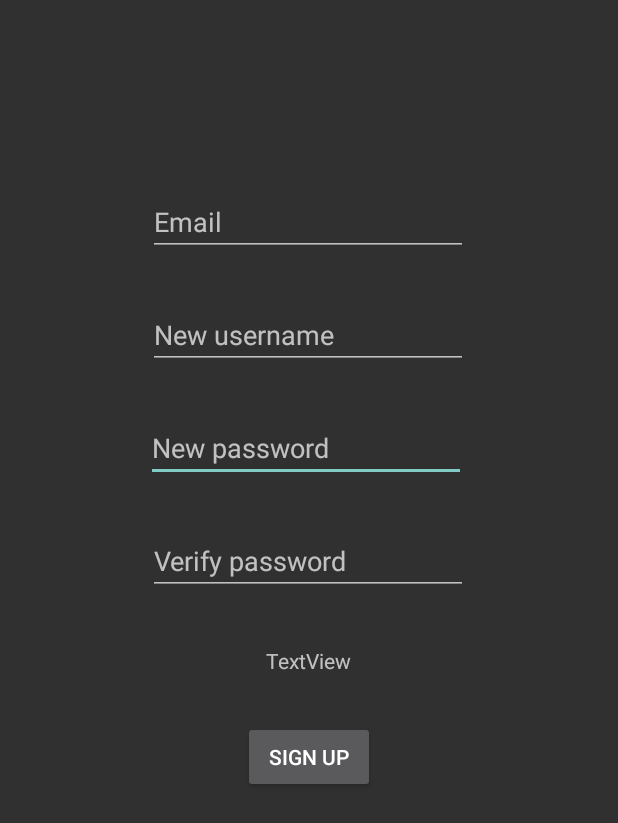
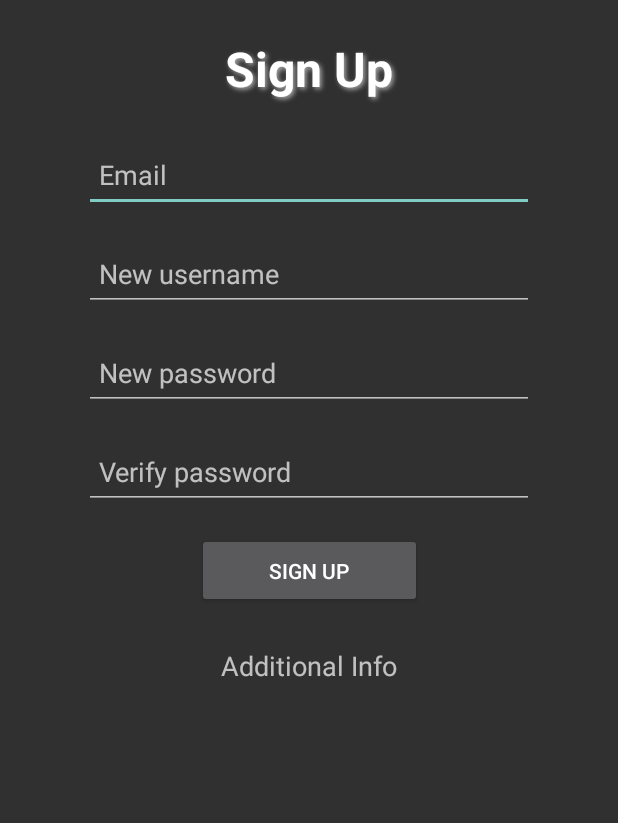
Before and after one commit to yardenfadel/SchoolProject-LudoTime, an Android app: the layout signup.xml on its own in the app's theme, with its tools: preview values and no code run, on a phone screen of 412 x 824 dp. Shown: the top 823 px of the screen. Run offline under Robolectric (Android 15) with nearby library versions, the light colour scheme and no system bars.

Commit message:
made login and signup look better

```diff
--- a/app/src/main/res/layout/signup.xml
+++ b/app/src/main/res/layout/signup.xml
@@ -1,75 +1,114 @@
 <?xml version="1.0" encoding="utf-8"?>
-<androidx.constraintlayout.widget.ConstraintLayout xmlns:android="http://schemas.android.com/apk/res/android"
+<androidx.constraintlayout.widget.ConstraintLayout
+    xmlns:android="http://schemas.android.com/apk/res/android"
     xmlns:app="http://schemas.android.com/apk/res-auto"
     xmlns:tools="http://schemas.android.com/tools"
     android:layout_width="match_parent"
-    android:layout_height="match_parent">
+    android:layout_height="match_parent"
+    android:padding="16dp"
+    tools:context=".SignUpActivity">
 
+    <!-- Title -->
+    <TextView
+        android:id="@+id/tvTitle"
+        android:layout_width="wrap_content"
+        android:layout_height="wrap_content"
+        android:text="Sign Up"
+        android:textSize="32sp"
+        android:textStyle="bold"
+        android:textColor="@android:color/white"
+        android:layout_marginBottom="24dp"
+        android:gravity="center"
+        android:padding="8dp"
+        android:shadowColor="@android:color/darker_gray"
+        android:shadowDx="2"
+        android:shadowDy="2"
+        android:shadowRadius="4"
+        app:layout_constraintTop_toTopOf="parent"
+        app:layout_constraintStart_toStartOf="parent"
+        app:layout_constraintEnd_toEndOf="parent"
+        app:layout_constraintHorizontal_bias="0.5" />
+
+    <!-- Email Input -->
+    <EditText
+        android:id="@+id/etSignUpEmail"
+        android:layout_width="300dp"
+        android:layout_height="50dp"
+        android:layout_marginTop="16dp"
+        android:padding="10dp"
+        android:hint="Email"
+        android:inputType="textEmailAddress"
+        app:layout_constraintTop_toBottomOf="@id/tvTitle"
+        app:layout_constraintStart_toStartOf="parent"
+        app:layout_constraintEnd_toEndOf="parent"
+        app:layout_constraintHorizontal_bias="0.5" />
+
+    <!-- Username Input -->
+    <EditText
+        android:id="@+id/etSignUpName"
+        android:layout_width="300dp"
+        android:layout_height="50dp"
+        android:layout_marginTop="16dp"
+        android:padding="10dp"
+        android:hint="New username"
+        android:inputType="text"
+        app:layout_constraintTop_toBottomOf="@id/etSignUpEmail"
+        app:layout_constraintStart_toStartOf="parent"
+        app:layout_constraintEnd_toEndOf="parent"
+        app:layout_constraintHorizontal_bias="0.5" />
+
+    <!-- Password Input -->
     <EditText
         android:id="@+id/etSignUpPassword"
-        android:layout_width="wrap_content"
-        android:layout_height="wrap_content"
-        android:layout_marginTop="30dp"
-        android:layout_marginEnd="101dp"
-        android:ems="10"
+        android:layout_width="300dp"
+        android:layout_height="50dp"
+        android:layout_marginTop="16dp"
+        android:padding="10dp"
         android:hint="New password"
         android:inputType="textPassword"
+        app:layout_constraintTop_toBottomOf="@id/etSignUpName"
+        app:layout_constraintStart_toStartOf="parent"
         app:layout_constraintEnd_toEndOf="parent"
-        app:layout_constraintTop_toBottomOf="@+id/etSignUpName" />
+        app:layout_constraintHorizontal_bias="0.5" />
 
+    <!-- Verify Password Input -->
     <EditText
         android:id="@+id/etSignUpVerifyPassword"
-        android:layout_width="wrap_content"
-        android:layout_height="wrap_content"
-        android:layout_marginTop="30dp"
-        android:layout_marginEnd="100dp"
-        android:ems="10"
+        android:layout_width="300dp"
+        android:layout_height="50dp"
+        android:layout_marginTop="16dp"
+        android:padding="10dp"
         android:hint="Verify password"
         android:inputType="textPassword"
+        app:layout_constraintTop_toBottomOf="@id/etSignUpPassword"
+        app:layout_constraintStart_toStartOf="parent"
         app:layout_constraintEnd_toEndOf="parent"
-        app:layout_constraintTop_toBottomOf="@+id/etSignUpPassword" />
+        app:layout_constraintHorizontal_bias="0.5" />
 
-    <EditText
-        android:id="@+id/etSignUpName"
-        android:layout_width="wrap_content"
-        android:layout_height="wrap_content"
-        android:layout_marginTop="30dp"
-        android:layout_marginEnd="100dp"
-        android:ems="10"
-        android:hint="New username"
-        android:inputType="text"
-        app:layout_constraintEnd_toEndOf="parent"
-        app:layout_constraintTop_toBottomOf="@+id/etSignUpEmail" />
-
-    <EditText
-        android:id="@+id/etSignUpEmail"
-        android:layout_width="wrap_content"
-        android:layout_height="wrap_content"
-        android:layout_marginTop="125dp"
-        android:layout_marginEnd="100dp"
-        android:ems="10"
-        android:hint="Email"
-        android:inputType="text"
-        app:layout_constraintEnd_toEndOf="parent"
-        app:layout_constraintTop_toTopOf="parent" />
-
+    <!-- Sign Up Button -->
     <Button
         android:id="@+id/bSignUp"
-        android:layout_width="wrap_content"
-        android:layout_height="wrap_content"
-        android:layout_marginTop="84dp"
-        android:layout_marginEnd="162dp"
-        android:text="sign up"
+        android:layout_width="150dp"
+        android:layout_height="50dp"
+        android:layout_marginTop="16dp"
+        android:padding="10dp"
+        android:text="Sign Up"
+        app:layout_constraintTop_toBottomOf="@id/etSignUpVerifyPassword"
+        app:layout_constraintStart_toStartOf="parent"
         app:layout_constraintEnd_toEndOf="parent"
-        app:layout_constraintTop_toBottomOf="@+id/etSignUpVerifyPassword" />
+        app:layout_constraintHorizontal_bias="0.5" />
 
+    <!-- Additional Info Text -->
     <TextView
         android:id="@+id/tvSignup"
         android:layout_width="wrap_content"
         android:layout_height="wrap_content"
-        android:layout_marginTop="34dp"
-        android:layout_marginEnd="178dp"
-        android:text="TextView"
+        android:layout_marginTop="16dp"
+        android:padding="10dp"
+        android:text="Additional Info"
+        android:textSize="18sp"
+        app:layout_constraintTop_toBottomOf="@id/bSignUp"
+        app:layout_constraintStart_toStartOf="parent"
         app:layout_constraintEnd_toEndOf="parent"
-        app:layout_constraintTop_toBottomOf="@+id/etSignUpVerifyPassword" />
+        app:layout_constraintHorizontal_bias="0.5" />
 </androidx.constraintlayout.widget.ConstraintLayout>
```
Also changed, not shown: app/src/main/res/layout/login.xml (+66 -30 lines).
